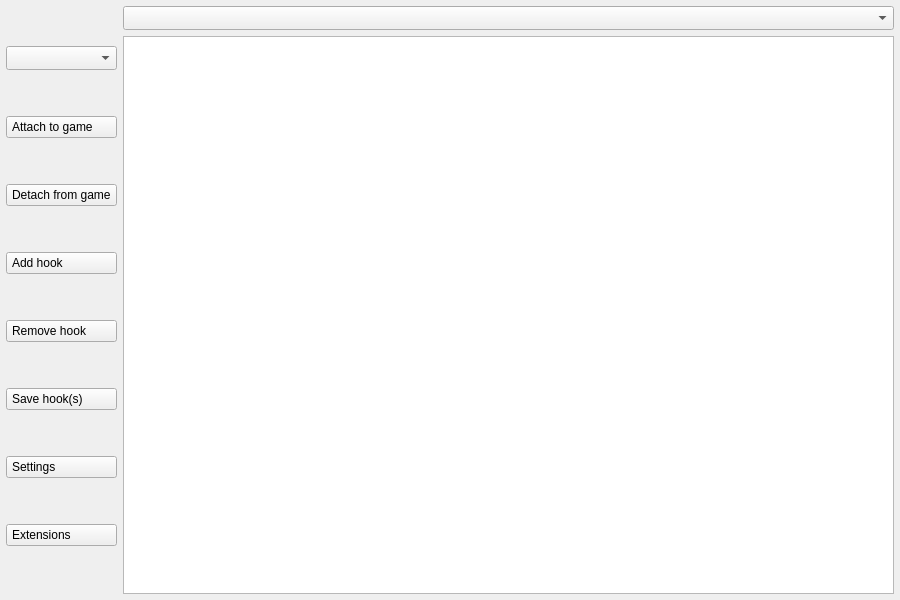
This is GUI/mainwindow.ui in Artikash/Textractor as Qt 5 draws it before an edit. The edited form follows.
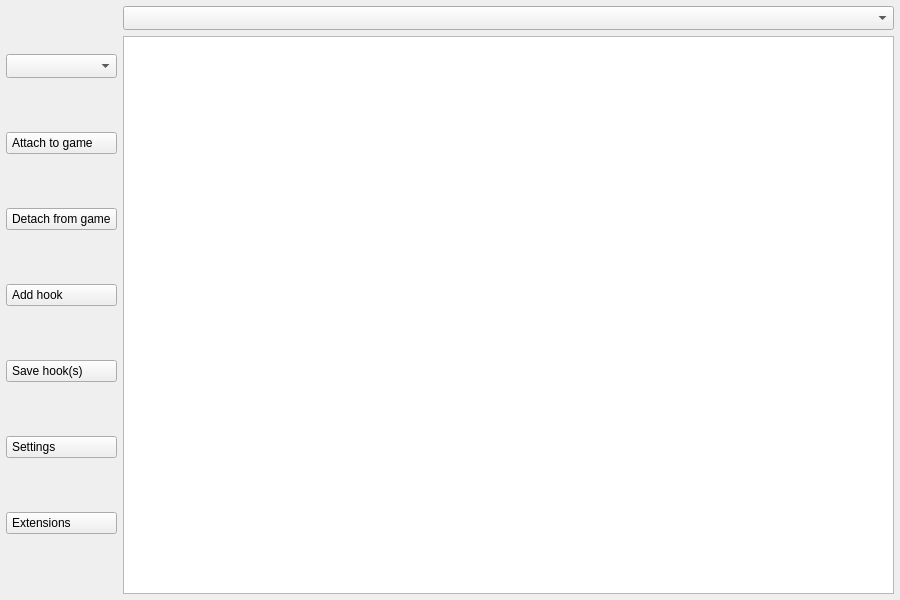
This is the edited form.

Commit message: remove unhook button

Diff of the .ui file:
```diff
--- a/GUI/mainwindow.ui
+++ b/GUI/mainwindow.ui
@@ -87,13 +87,6 @@
          </property>
         </widget>
        </item>
-       <item>
-        <widget class="QPushButton" name="unhookButton">
-         <property name="text">
-          <string>Remove hook</string>
-         </property>
-        </widget>
-       </item>
        <item>
         <widget class="QPushButton" name="saveButton">
          <property name="text">
```
The commit also changes 6 other files.
